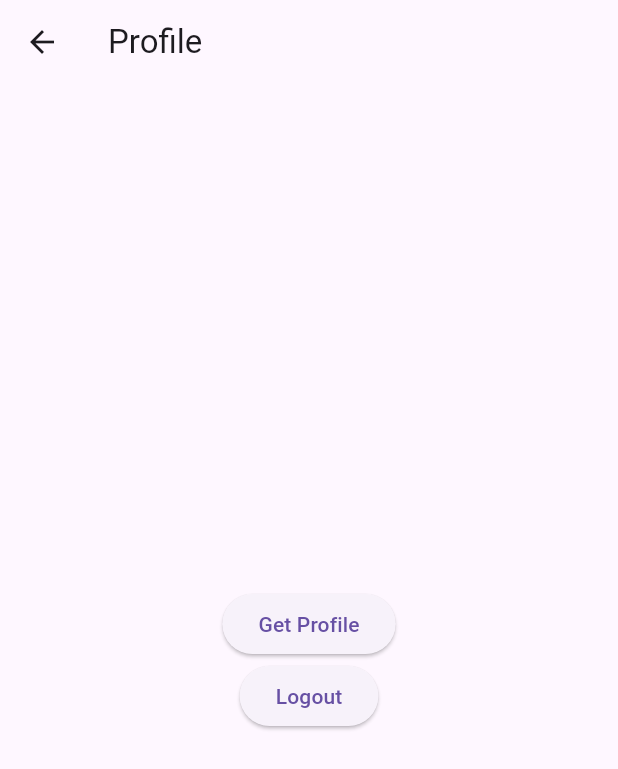
After one commit to Krisnarhesa/MobileApp-FlutterProject, a Flutter app: the ProfilePage screen opened by its route, after a tap on "Logout", on a phone screen of 412 x 824 dp. The commit adds this screen. Shown: the top 769 px of the screen. Run offline on Flutter 3.47's test engine with Material 3 defaults, Android fonts, the light colour scheme and no system bars; our stand-ins replace dio, flutter_svg, font_awesome_flutter, get_storage; accounts and stored records are empty; network calls fail.

Commit message:
add profile and route profile

```diff
--- /dev/null
+++ b/lib/profilepage.dart
@@ -0,0 +1,70 @@
+import 'package:dio/dio.dart';
+import 'package:flutter/material.dart';
+import 'package:get_storage/get_storage.dart';
+
+class ProfilePage extends StatefulWidget {
+  const ProfilePage({super.key});
+
+  @override
+  State<ProfilePage> createState() => _ProfilePageState();
+}
+
+class _ProfilePageState extends State<ProfilePage> {
+  final _storage = GetStorage();
+  final _dio = Dio();
+  final _apiUrl = 'https://mobileapis.manpits.xyz/api';
+
+  void goLogout() async {
+    try {
+      final _response = await _dio.get(
+        '${_apiUrl}/logout',
+        options: Options(
+          headers: {'Authorization': 'Bearer ${_storage.read('token')}'},
+        ),
+      );
+      print(_response.data);
+      _storage.erase();
+      Navigator.pushReplacementNamed(context, '/');
+    } on DioException catch (e) {
+      print('${e.response} - ${e.response?.statusCode}');
+    }
+  }
+
+  void getProfile() async {
+    try {
+      final _response = await _dio.get(
+        '${_apiUrl}/user',
+        options: Options(
+          headers: {'Authorization': 'Bearer ${_storage.read('token')}'},
+        ),
+      );
+      print(_response.data);
+    } on DioException catch (e) {
+      print('${e.response} - ${e.response?.statusCode}');
+    }
+  }
+
+  @override
+  Widget build(BuildContext context) {
+    return Scaffold(
+      appBar: AppBar(
+        title: const Text('Profile'),
+      ),
+      body: Center(
+        child: Column(
+          mainAxisAlignment: MainAxisAlignment.center,
+          children: <Widget>[
+            ElevatedButton(
+              onPressed: getProfile,
+              child: const Text('Get Profile'),
+            ),
+            ElevatedButton(
+              onPressed: goLogout,
+              child: const Text('Logout'),
+            ),
+          ],
+        ),
+      ),
+    );
+  }
+}
```
Also changed, not shown: lib/homepage.dart (+6 -1 lines).
